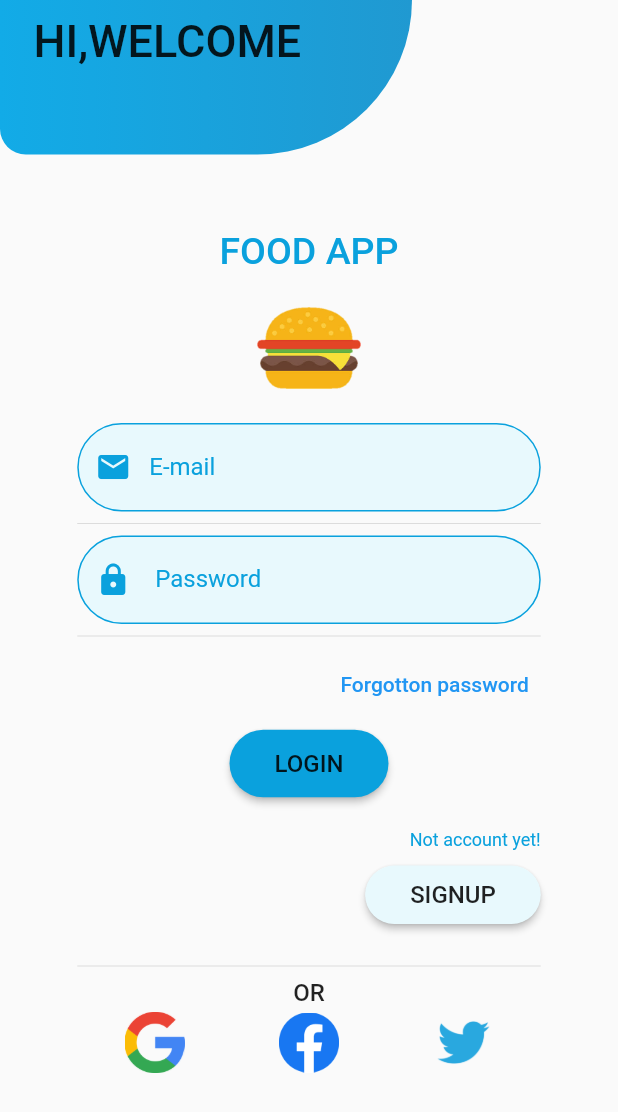
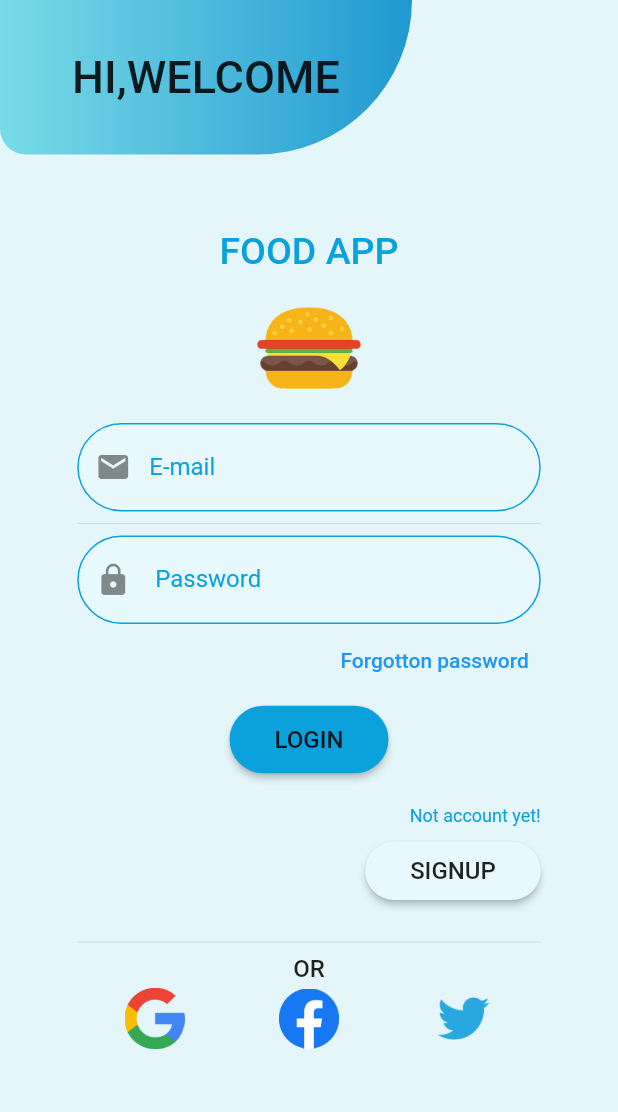
Before and after one commit to ai-rayhan/food_app, a Flutter app: the screen it shows after launch, on a phone screen of 412 x 824 dp. Shown: the top 1112 px of the screen. Run offline on Flutter 3.47's test engine with Material 2 defaults, Android fonts, the phone set to English and light mode, and no system bars.

Commit message:
auth ui update

```diff
--- /dev/null
+++ b/lib/constants/constant.dart
@@ -0,0 +1,9 @@
+import 'package:flutter/material.dart';
+
+// color
+Color primaryColor = const Color(0XFF0AA1DD);
+Color primaryColorBlue = const Color(0XFF2155CD);
+Color secondarycolor = const Color(0XFF79DBE8);
+Color secondarycolorwhite = const Color(0XFF79DBE8);
+
+// TextStyle
--- a/lib/main.dart
+++ b/lib/main.dart
@@ -1,4 +1,5 @@
 import 'package:flutter/material.dart';
+import 'package:food_app/constants/constant.dart';
 import './screens/auth_screen.dart';
 void main() {
   runApp(const MyApp());
@@ -19,6 +20,10 @@ class MyApp extends StatelessWidget {
         //   // 50:Color(0XFF0AA1DD),
         // }),
         // fontFamily: 'Poppins',
+       iconTheme: IconThemeData(
+        color: primaryColorBlue,
+       ),
+        scaffoldBackgroundColor: Color.fromARGB(255, 229, 246, 250),
         textTheme: const TextTheme(
           titleLarge: TextStyle(
             fontSize: 20,
--- a/lib/screens/auth_screen.dart
+++ b/lib/screens/auth_screen.dart
@@ -1,4 +1,5 @@
 import 'package:flutter/material.dart';
+import 'package:food_app/constants/constant.dart';
 import 'package:provider/provider.dart';
 
 import 'package:flutter/foundation.dart';
@@ -10,13 +11,12 @@ enum AuthMode { signup, login }
 class AuthScreen extends StatelessWidget {
   static const routeName = '/auth';
 
+  const AuthScreen({super.key});
+
   @override
   Widget build(BuildContext context) {
     final deviceSize = MediaQuery.of(context).size;
-    // final transformConfig = Matrix4.rotationZ(-8 * pi / 180);
-    // transformConfig.translate(-10.0);
     return Scaffold(
-      // resizeToAvoidBottomInset: false,
       body: SafeArea(
         child: SingleChildScrollView(
           child: Column(
@@ -31,36 +31,18 @@ class AuthScreen extends StatelessWidget {
                     //     colorFilter: ColorFilter.mode(
                     //         Color(0xff0AA1DD), BlendMode.color)),
                     gradient: LinearGradient(colors: [
-                       Color.fromARGB(255, 18, 171, 231),
+                      Color(0xff79DBE8),
                       Color.fromARGB(255, 32, 153, 209),
-
                     ]),
                     borderRadius: BorderRadius.only(
                         bottomLeft: Radius.circular(20),
                         bottomRight: Radius.circular(120))),
-                child: Padding(
-                  padding: EdgeInsets.only(
-                      top: 10, right: deviceSize.width / 8),
-                  child: Column(
-                    mainAxisAlignment: MainAxisAlignment.start,
-                    children: [
-                       const Text(
-                        "HI,WELCOME",
-                        style: TextStyle(
-                              fontSize: 30,
-                            ),
-                      ),
-                      Row(
-                        mainAxisAlignment: MainAxisAlignment.spaceAround,
-                        children: const [
-                           Text(
-                            "",
-
-                          ),
-
-                        ],
-                      )
-                    ],
+                child: const Center(
+                  child: Text(
+                    "HI,WELCOME",
+                    style: TextStyle(
+                      fontSize: 30,
+                    ),
                   ),
                 ),
               ),
@@ -133,19 +115,19 @@ class _AuthCardState extends State<AuthCard>
       key: _formKey,
       child: SingleChildScrollView(
         child: Container(
-          margin: kIsWeb?EdgeInsets.symmetric( horizontal: deviceSize.width / 3, vertical: 50):EdgeInsets.symmetric( horizontal: deviceSize.width /8, vertical: 50),
+          margin: kIsWeb
+              ? EdgeInsets.symmetric(
+                  horizontal: deviceSize.width / 3, vertical: 50)
+              : EdgeInsets.symmetric(
+                  horizontal: deviceSize.width / 8, vertical: 50),
           child: Column(
             mainAxisAlignment: MainAxisAlignment.start,
             children: <Widget>[
-               Text(
-                            "FOOD APP",
-                            style: Theme.of(context).textTheme.bodyLarge
-                          ),
+              Text("FOOD APP", style: Theme.of(context).textTheme.bodyLarge),
               SizedBox(
                 width: 100,
                 child: Image.asset('assets/images/logo.png'),
               ),
-
               TextFormField(
                 decoration: decoration('E-mail', Icons.email),
                 keyboardType: TextInputType.emailAddress,
@@ -168,14 +150,14 @@ class _AuthCardState extends State<AuthCard>
                   if (value!.isEmpty || value.length < 5) {
                     return 'Password is too short!';
                   }
+                  return null;
                 },
                 onSaved: (value) {
                   _authData['password'] = value!;
                 },
               ),
-              const Divider(),
+              if (_authMode == AuthMode.signup) const Divider(),
               if (_authMode == AuthMode.signup)
-
                 TextFormField(
                   enabled: _authMode == AuthMode.signup,
                   decoration: decoration('Confim Password', Icons.lock),
@@ -185,6 +167,7 @@ class _AuthCardState extends State<AuthCard>
                           if (value != _passwordController.text) {
                             return 'Passwords do not match!';
                           }
+                          return null;
                         }
                       : null,
                 ),
@@ -217,7 +200,21 @@ class _AuthCardState extends State<AuthCard>
               const SizedBox(
                 height: 20,
               ),
-              Row(mainAxisAlignment: MainAxisAlignment.end,children: [if (_authMode == AuthMode.signup)Text("You have account",style: Theme.of(context).textTheme.bodySmall,)else Text("Not account yet!",style: Theme.of(context).textTheme.bodySmall,)],),
+              Row(
+                mainAxisAlignment: MainAxisAlignment.end,
+                children: [
+                  if (_authMode == AuthMode.signup)
+                    Text(
+                      "You have account",
+                      style: Theme.of(context).textTheme.bodySmall,
+                    )
+                  else
+                    Text(
+                      "Not account yet!",
+                      style: Theme.of(context).textTheme.bodySmall,
+                    )
+                ],
+              ),
               const SizedBox(
                 height: 10,
               ),
@@ -226,17 +223,15 @@ class _AuthCardState extends State<AuthCard>
                 children: [
                   RawMaterialButton(
                     onPressed: _switchAuthMode,
-
-                    fillColor: Color(0xffE8F9FD),
+                    fillColor: const Color(0xffE8F9FD),
                     shape: RoundedRectangleBorder(
                       borderRadius: BorderRadius.circular(30),
-
                     ),
                     padding: const EdgeInsets.symmetric(
                         horizontal: 30.0, vertical: 10),
                     materialTapTargetSize: MaterialTapTargetSize.shrinkWrap,
-                    child: Text(
-                        '${_authMode == AuthMode.login ? 'SIGNUP' : 'LOGIN'}'),
+                    child:
+                        Text(_authMode == AuthMode.login ? 'SIGNUP' : 'LOGIN'),
                   ),
                 ],
               ),
@@ -244,7 +239,7 @@ class _AuthCardState extends State<AuthCard>
                 height: 20,
               ),
               const Divider(),
-               Center(child: Text('OR')),
+              const Center(child: Text('OR')),
               Row(
                 mainAxisAlignment: MainAxisAlignment.spaceAround,
                 children: [
@@ -283,17 +278,17 @@ class _AuthCardState extends State<AuthCard>
       filled: true,
       fillColor: const Color(0xffE8F9FD),
       labelText: labeltext,
-      labelStyle: const TextStyle(color: Color(0XFF0AA1DD)),
+      labelStyle: TextStyle(color: primaryColor),
       prefixIcon: Icon(
         icon,
-        color: const Color(0XFF0AA1DD),
+        // color: primaryColor,
       ),
-      enabledBorder: const OutlineInputBorder(
-          borderSide: BorderSide(color: Color(0XFF0AA1DD), width: 1),
-          borderRadius: BorderRadius.all(Radius.circular(50))),
-      focusedBorder: const OutlineInputBorder(
-          borderSide: BorderSide(color: Color(0XFF0AA1DD)),
-          borderRadius: BorderRadius.all(Radius.circular(50))),
+      enabledBorder: OutlineInputBorder(
+          borderSide: BorderSide(color: primaryColor, width: 1),
+          borderRadius: const BorderRadius.all(Radius.circular(50))),
+      focusedBorder: OutlineInputBorder(
+          borderSide: BorderSide(color: primaryColorBlue),
+          borderRadius: const BorderRadius.all(Radius.circular(50))),
     );
   }
 }
```
